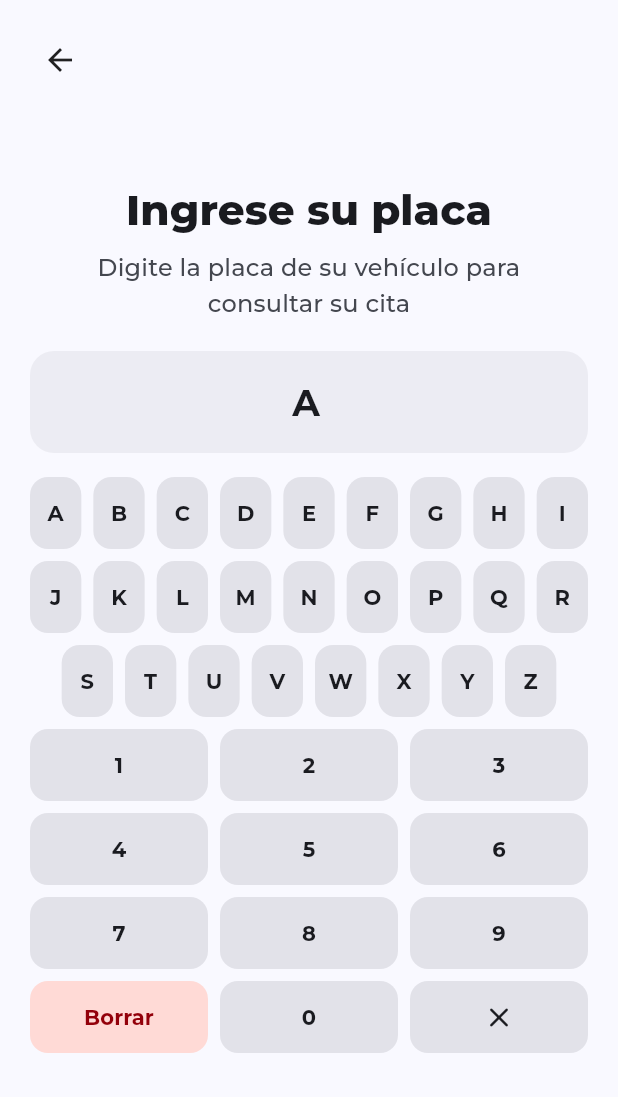
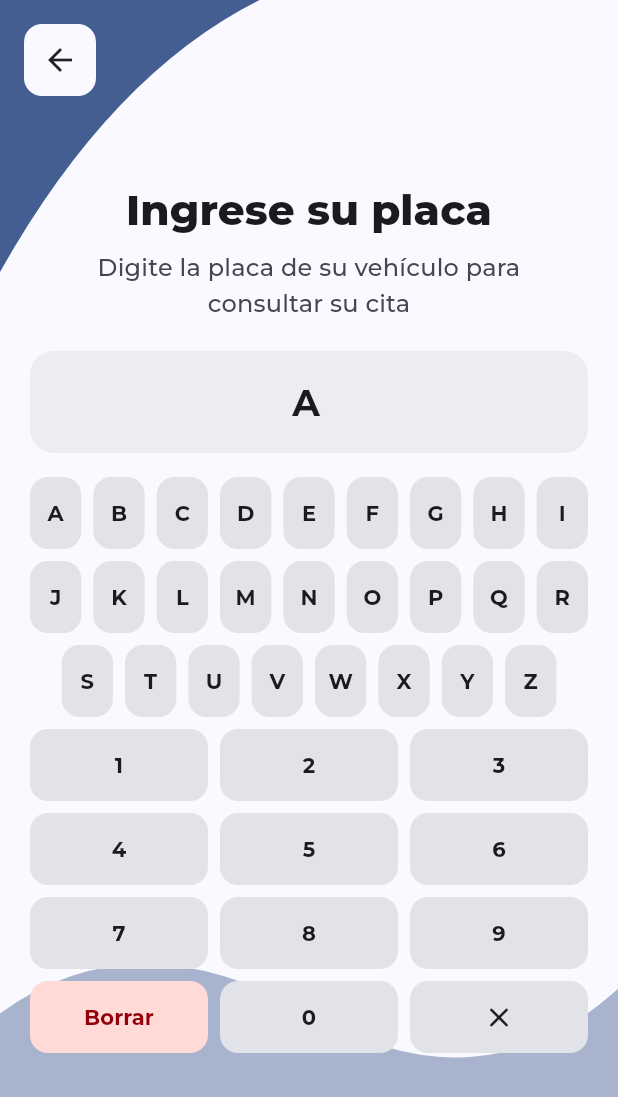
Before and after one commit to MateoLl1/kiosco_ui_app, a Flutter app: the IngresarPlacaScreen screen opened by its route, after a tap on an icon or button, on a phone screen of 412 x 824 dp. Shown: the top 1097 px of the screen. Run offline on Flutter 3.47's test engine with Material 3 defaults, Android fonts, the phone set to English and light mode, and no system bars; our stand-ins replace animate_do, flutter_riverpod, go_router.

Commit message:
Pantallas clonadas de lovable

```diff
--- a/lib/presentation/screens/loading/loading_screen.dart
+++ b/lib/presentation/screens/loading/loading_screen.dart
@@ -13,7 +13,7 @@
     return Scaffold(
       body: CustomPaint(
         size: Size.infinite,
-        painter: HomePainter(
+        painter: Home2Painter(
           primaryColor: colors.primary,
           // secondaryColor: colors.secondary
         ),
--- /dev/null
+++ b/lib/presentation/screens/painters/home2_painter.dart
@@ -0,0 +1,65 @@
+import 'package:flutter/material.dart';
+
+class Home2Painter extends CustomPainter {
+  final Color primaryColor;
+
+  Home2Painter({super.repaint, required this.primaryColor});
+
+  @override
+  void paint(Canvas canvas, Size size) {
+    final paint1 = Paint()
+      ..color = primaryColor
+      ..style = PaintingStyle.fill;
+
+    final paint2 = Paint()
+      ..color = primaryColor.withValues(alpha: 0.45)
+      ..style = PaintingStyle.fill;
+
+    final topH = size.height * 0.22;
+    final leftW = size.width * 0.42;
+
+    final pathTop = Path()
+      ..moveTo(0, 0)
+      ..lineTo(leftW, 0)
+      ..quadraticBezierTo(
+        size.width * 0.18,
+        size.height * 0.06,
+        0,
+        topH,
+      )
+      ..lineTo(0, 0)
+      ..close();
+
+    canvas.drawPath(pathTop, paint1);
+
+    final bottomStartY = size.height * 0.82;
+
+    final pathBottom = Path()
+      ..moveTo(0, size.height)
+      ..lineTo(0, bottomStartY)
+      ..quadraticBezierTo(
+        size.width * 0.22,
+        size.height * 0.74,
+        size.width * 0.50,
+        bottomStartY,
+      )
+      ..quadraticBezierTo(
+        size.width * 0.78,
+        size.height * 0.90,
+        size.width,
+        size.height * 0.80,
+      )
+      ..lineTo(size.width, size.height)
+      ..close();
+
+    canvas.drawPath(pathBottom, paint2);
+  }
+
+  @override
+  bool shouldRepaint(covariant Home2Painter oldDelegate) {
+    return oldDelegate.primaryColor != primaryColor;
+  }
+
+  @override
+  bool shouldRebuildSemantics(covariant Home2Painter oldDelegate) => false;
+}
--- a/lib/presentation/screens/painters/painters.dart
+++ b/lib/presentation/screens/painters/painters.dart
@@ -1 +1,2 @@
 export './home_painter.dart';
+export './home2_painter.dart';
--- a/lib/presentation/screens/placa/ingresar_placa_screen.dart
+++ b/lib/presentation/screens/placa/ingresar_placa_screen.dart
@@ -1,6 +1,7 @@
 import 'package:animate_do/animate_do.dart';
 import 'package:flutter/material.dart';
 import 'package:go_router/go_router.dart';
+import 'package:kiosco_au/presentation/screens/painters/painters.dart';
 import 'package:kiosco_au/presentation/widgets/widgets.dart';
 
 class IngresarPlacaScreen extends StatefulWidget {
@@ -122,6 +123,13 @@
       body: SafeArea(
         child: Stack(
           children: [
+
+            Positioned.fill(
+              child: CustomPaint(
+                painter: Home2Painter(primaryColor: colores.primary),
+              )
+            ),
+
             Positioned(
               top: 16,
               left: 16,
@@ -130,6 +138,7 @@
             Center(
               child: ConstrainedBox(
                 constraints: BoxConstraints(maxWidth: esAncho ? 720 : 560),
+                child: SingleChildScrollView(
                   child: Padding(
                     padding: EdgeInsets.symmetric(
                       horizontal: esAncho ? 36 : 20,
@@ -299,6 +308,7 @@
                   ),
                 ),
               ),
+            ),
           ],
         ),
       ),
--- a/lib/presentation/screens/ruc/ingresar_ruc_screen.dart
+++ b/lib/presentation/screens/ruc/ingresar_ruc_screen.dart
@@ -70,7 +70,7 @@
           children: [
             Positioned.fill(
               child: CustomPaint(
-                painter: HomePainter(primaryColor: colores.primary),
+                painter: Home2Painter(primaryColor: colores.primary),
               ),
             ),
             Positioned(
--- a/lib/presentation/screens/turnos/turno_asignado_screen.dart
+++ b/lib/presentation/screens/turnos/turno_asignado_screen.dart
@@ -33,6 +33,7 @@
 
             Positioned(
               child: Center(
+                child: SingleChildScrollView(
                   child: SizedBox(
                     width: 400,
                     child: Column(
@@ -119,6 +120,7 @@
                     ),
                   ),
                 ),
+              ),
             )
           ],
         )
```
Lines whose indentation alone changed are shown as unchanged.
